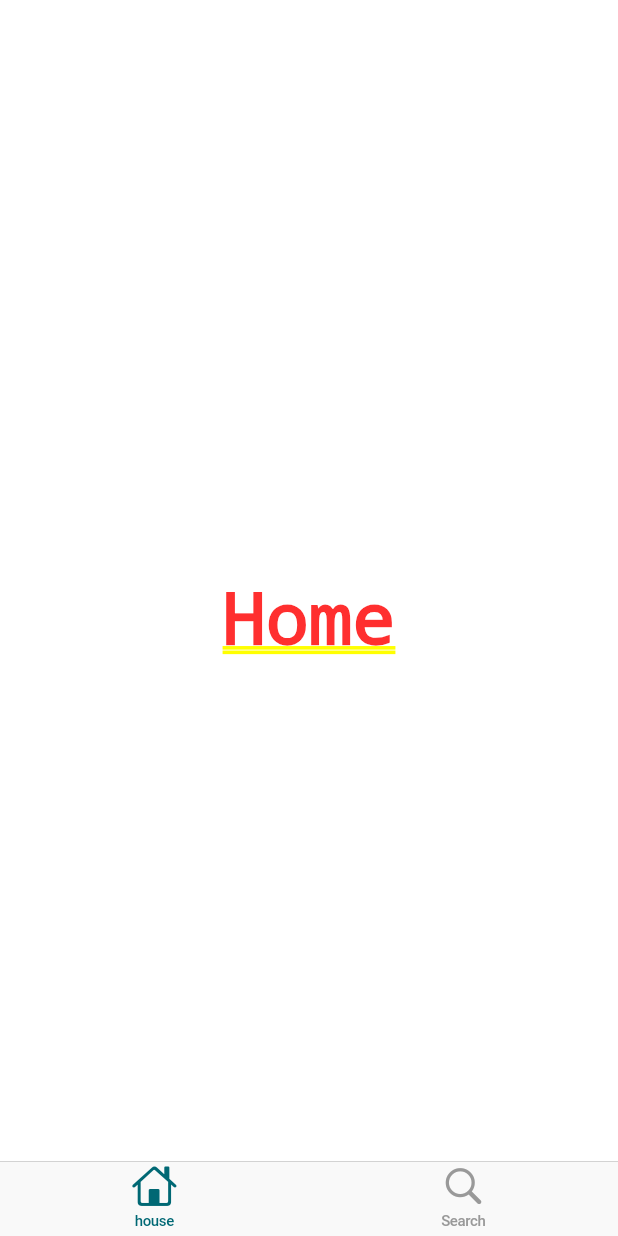
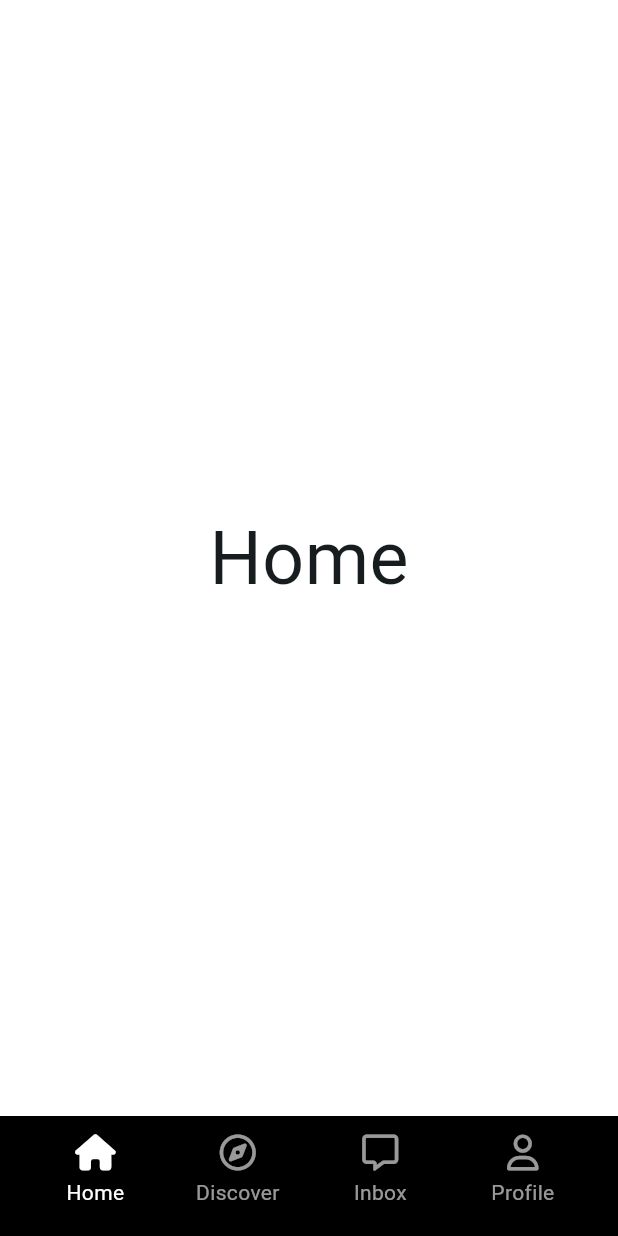
Before and after one commit to moonssa/tiktok_clone, a Flutter app: the screen it shows after launch, on a phone screen of 412 x 824 dp. Run offline on Flutter 3.47's test engine with Material 3 defaults, Android fonts, the phone set to English and light mode, and no system bars; our stand-ins replace font_awesome_flutter.

Commit message:
Custom navigationBar

```diff
--- a/lib/features/main_navigation/main_navigation_screen.dart
+++ b/lib/features/main_navigation/main_navigation_screen.dart
@@ -1,4 +1,7 @@
-import 'package:flutter/cupertino.dart';
+import 'package:flutter/material.dart';
+import 'package:font_awesome_flutter/font_awesome_flutter.dart';
+import 'package:tiktok_clone/constants/gaps.dart';
+import 'package:tiktok_clone/features/main_navigation/widgets/nav_tab.dart';
 
 class MainNavigationScreen extends StatefulWidget {
   const MainNavigationScreen({super.key});
@@ -8,31 +11,82 @@ class MainNavigationScreen extends StatefulWidget {
 }
 
 class _MainNavigationScreenState extends State<MainNavigationScreen> {
+  int _selectedIndex = 0;
+
   final screens = [
     const Center(
-      child: Text("Home"),
+      child: Text(
+        "Home",
+        style: TextStyle(fontSize: 49),
+      ),
     ),
     const Center(
-      child: Text("Search"),
+      child: Text(
+        "Search",
+        style: TextStyle(fontSize: 49),
+      ),
+    ),
+    Container(),
+    const Center(
+      child: Text(
+        "Inbox",
+        style: TextStyle(fontSize: 49),
+      ),
+    ),
+    const Center(
+      child: Text(
+        "Profile",
+        style: TextStyle(fontSize: 49),
+      ),
     ),
   ];
 
+  void _onTap(int index) {
+    setState(() {
+      _selectedIndex = index;
+    });
+  }
+
   @override
   Widget build(BuildContext context) {
-    return CupertinoTabScaffold(
-      tabBar: CupertinoTabBar(
-        items: const [
-          BottomNavigationBarItem(
-            icon: Icon(CupertinoIcons.house),
-            label: "house",
-          ),
-          BottomNavigationBarItem(
-            icon: Icon(CupertinoIcons.search),
-            label: "Search",
-          )
-        ],
-      ),
-      tabBuilder: (context, index) => screens[index],
+    return Scaffold(
+      // body: screens[_selectedIndex],
+      body: screens.elementAt(_selectedIndex),
+      bottomNavigationBar: BottomAppBar(
+          color: Colors.black,
+          child: Row(
+            mainAxisAlignment: MainAxisAlignment.spaceBetween,
+            children: [
+              NavTab(
+                text: "Home",
+                isSelected: _selectedIndex == 0,
+                icon: FontAwesomeIcons.house,
+                selectedIcon: FontAwesomeIcons.house,
+                onTap: () => _onTap(0),
+              ),
+              NavTab(
+                text: "Discover",
+                isSelected: _selectedIndex == 1,
+                icon: FontAwesomeIcons.compass,
+                selectedIcon: FontAwesomeIcons.solidCompass,
+                onTap: () => _onTap(1),
+              ),
+              NavTab(
+                text: "Inbox",
+                isSelected: _selectedIndex == 3,
+                icon: FontAwesomeIcons.message,
+                selectedIcon: FontAwesomeIcons.solidMessage,
+                onTap: () => _onTap(3),
+              ),
+              NavTab(
+                text: "Profile",
+                isSelected: _selectedIndex == 4,
+                icon: FontAwesomeIcons.user,
+                selectedIcon: FontAwesomeIcons.solidUser,
+                onTap: () => _onTap(4),
+              ),
+            ],
+          )),
     );
   }
 }
--- /dev/null
+++ b/lib/features/main_navigation/widgets/nav_tab.dart
@@ -0,0 +1,50 @@
+import 'package:flutter/material.dart';
+import 'package:font_awesome_flutter/font_awesome_flutter.dart';
+import 'package:tiktok_clone/constants/gaps.dart';
+
+class NavTab extends StatelessWidget {
+  const NavTab({
+    super.key,
+    required this.text,
+    required this.isSelected,
+    required this.icon,
+    required this.onTap,
+    required this.selectedIcon,
+  });
+  final String text;
+  final bool isSelected;
+  final IconData icon;
+  final IconData selectedIcon;
+  final Function onTap;
+
+  @override
+  Widget build(BuildContext context) {
+    return Expanded(
+      child: GestureDetector(
+        onTap: () => onTap(),
+        child: Container(
+          color: Colors.black,
+          child: AnimatedOpacity(
+            duration: const Duration(milliseconds: 300),
+            opacity: isSelected ? 1 : 0.6,
+            child: Column(
+              children: [
+                FaIcon(
+                  isSelected ? selectedIcon : icon,
+                  color: Colors.white,
+                ),
+                Gaps.v5,
+                Text(
+                  text,
+                  style: const TextStyle(
+                    color: Colors.white,
+                  ),
+                ),
+              ],
+            ),
+          ),
+        ),
+      ),
+    );
+  }
+}
```
